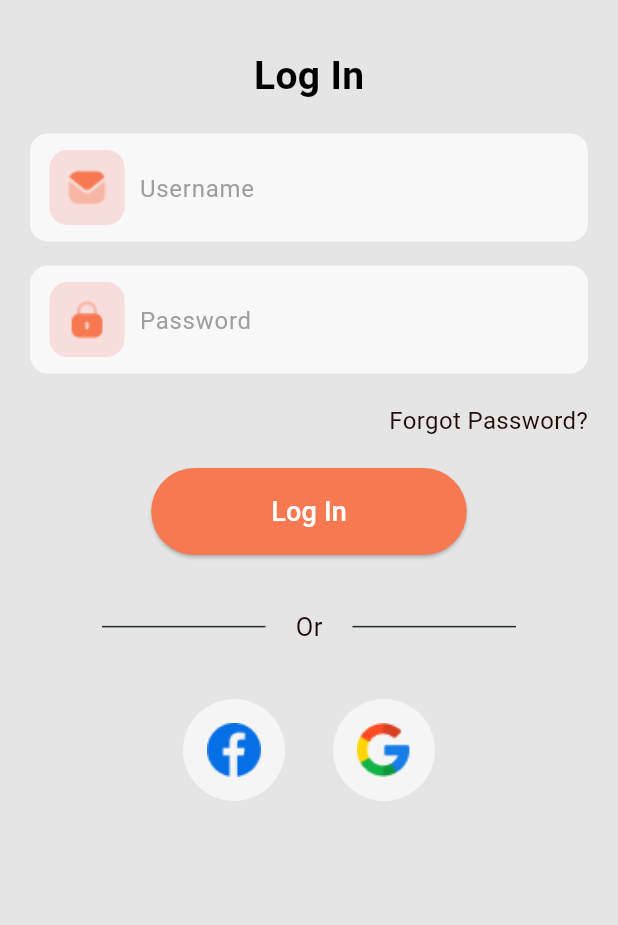
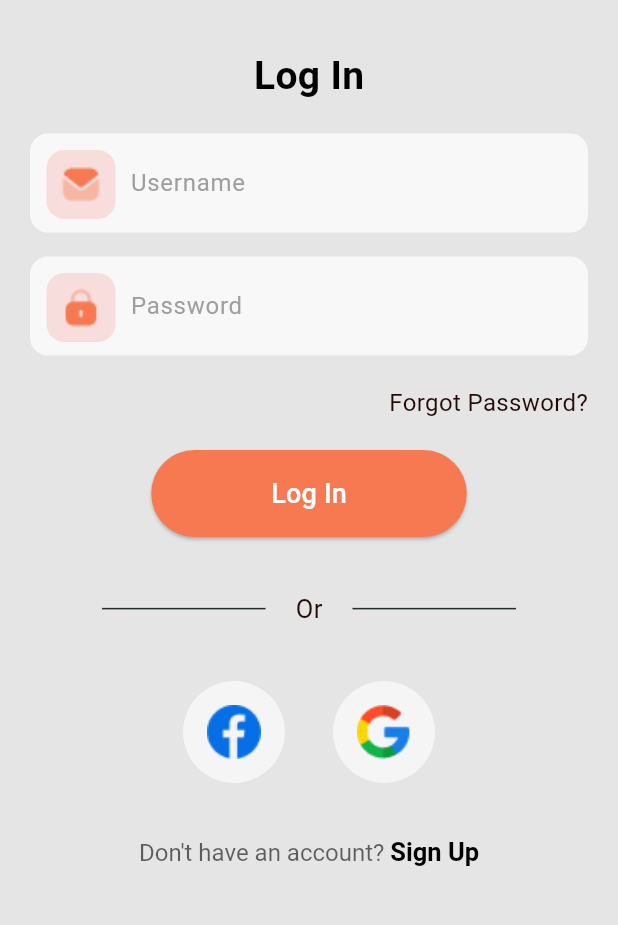
Before and after one commit to jeremy02/Clothing-E-Commerce-App, a Flutter app: the screen it shows after launch, on a phone screen of 412 x 824 dp, the part 288-1213 px from its top. Run offline on Flutter 3.47's test engine with Material 3 defaults, Android fonts, the light colour scheme and no system bars; our stand-ins replace get.

Commit message:
login screen refactored and comleted

```diff
--- a/lib/screens/login/components/custom_input_field.dart
+++ b/lib/screens/login/components/custom_input_field.dart
@@ -8,16 +8,17 @@ class CustomInputField extends StatelessWidget {
   final TextInputType keyboardType;
 
   const CustomInputField({
-    super.key,
+    Key? key,
     required this.hintText,
     required this.imageIconPath,
-    required this.obscureText, required this.keyboardType
-  });
+    required this.obscureText,
+    required this.keyboardType,
+  }) : super(key: key);
 
   @override
   Widget build(BuildContext context) {
     return Container(
-      padding: const EdgeInsets.symmetric(vertical: 10.0, horizontal: 12.0),
+      padding: const EdgeInsets.symmetric(vertical: 8.0, horizontal: 10.0),
       decoration: BoxDecoration(
         color: Colors.white.withOpacity(0.75),
         borderRadius: BorderRadius.circular(12.0),
@@ -30,7 +31,7 @@ class CustomInputField extends StatelessWidget {
         mainAxisAlignment: MainAxisAlignment.start,
         children: [
           Container(
-            padding: const EdgeInsets.all(10.0),
+            padding: const EdgeInsets.all(8.0),
             decoration: BoxDecoration(
               color: Colors.red.withOpacity(0.15),
               borderRadius: BorderRadius.circular(12.0),
--- /dev/null
+++ b/lib/screens/login/components/horizontal_divider_or_text_widget.dart
@@ -0,0 +1,43 @@
+import 'package:clothing_e_commerce_app/utils/app_utils.dart';
+import 'package:flutter/material.dart';
+
+class HorizontalDividerOrTextWidget extends StatelessWidget {
+
+  const HorizontalDividerOrTextWidget({Key? key}) : super(key: key);
+
+  @override
+  Widget build(BuildContext context) {
+    return Row(
+      crossAxisAlignment: CrossAxisAlignment.center,
+      mainAxisAlignment: MainAxisAlignment.spaceEvenly,
+      mainAxisSize: MainAxisSize.max,
+      children: [
+        Expanded(
+          child: Divider(
+            thickness: 1.0,
+            color: AppUtils.hexToColor("#232E24"),
+            indent: 48,
+            endIndent: 20,
+            height: 0.5,
+          ),
+        ),
+        Text(
+          "Or",
+          style: TextStyle(
+            fontSize: 17,
+            color: AppUtils.hexToColor("#230A06"),
+          ),
+        ),
+        Expanded(
+          child: Divider(
+            thickness: 1.0,
+            color: AppUtils.hexToColor("#232E24"),
+            indent: 20,
+            endIndent: 48,
+            height: 0.5,
+          ),
+        ),
+      ],
+    );
+  }
+}
--- /dev/null
+++ b/lib/screens/login/components/login_signup_text_widget.dart
@@ -0,0 +1,46 @@
+import 'package:clothing_e_commerce_app/utils/app_utils.dart';
+import 'package:flutter/gestures.dart';
+import 'package:flutter/material.dart';
+
+class LoginSignupTextWidget extends StatelessWidget {
+  const LoginSignupTextWidget({
+    super.key,
+    required this.captionText,
+    required this.clickableText,
+    required this.onTap,
+  });
+
+  final String captionText;
+  final String clickableText;
+  final VoidCallback onTap;
+
+  @override
+  Widget build(BuildContext context) {
+    return RichText(
+      text: TextSpan(
+        children: <TextSpan>[
+          TextSpan(
+            text: captionText,
+            style: TextStyle(
+              fontSize: 16,
+              fontWeight: FontWeight.normal,
+              color: Colors.black.withOpacity(0.6),
+              decoration: TextDecoration.none,
+            ),
+          ),
+          TextSpan(
+            text: clickableText,
+            style: const TextStyle(
+              fontSize: 17,
+              fontWeight: FontWeight.bold,
+              color: Colors.black,
+              decoration: TextDecoration.none,
+            ),
+            recognizer: TapGestureRecognizer()
+              ..onTap = onTap,
+          ),
+        ],
+      ),
+    );
+  }
+}
--- /dev/null
+++ b/lib/screens/login/components/social_button.dart
@@ -0,0 +1,30 @@
+import 'package:flutter/material.dart';
+
+class SocialButton extends StatelessWidget {
+  final String imagePath;
+  final VoidCallback onPressed;
+
+  const SocialButton({Key? key, required this.imagePath, required this.onPressed}) : super(key: key);
+
+  @override
+  Widget build(BuildContext context) {
+    return MaterialButton(
+      elevation: 0.0,
+      focusElevation: 0.0,
+      hoverElevation: 0.0,
+      highlightElevation: 0.0,
+      onPressed: onPressed,
+      shape: const CircleBorder(),
+      color: Colors.white.withOpacity(0.6),
+      child: Padding(
+        padding: const EdgeInsets.all(16.0),
+        child: Ink.image(
+          image: AssetImage(imagePath),
+          fit: BoxFit.cover,
+          width: 36.0,
+          height: 36.0,
+        ),
+      ),
+    );
+  }
+}
--- a/lib/screens/login/login_screen.dart
+++ b/lib/screens/login/login_screen.dart
@@ -1,6 +1,10 @@
 import 'package:clothing_e_commerce_app/screens/login/components/custom_input_field.dart';
+import 'package:clothing_e_commerce_app/screens/login/components/horizontal_divider_or_text_widget.dart';
+import 'package:clothing_e_commerce_app/screens/login/components/login_signup_text_widget.dart';
 import 'package:clothing_e_commerce_app/screens/login/components/rounded_button.dart';
+import 'package:clothing_e_commerce_app/screens/login/components/social_button.dart';
 import 'package:clothing_e_commerce_app/utils/app_utils.dart';
+import 'package:flutter/gestures.dart';
 import 'package:flutter/material.dart';
 
 class LoginScreen extends StatelessWidget {
@@ -41,7 +45,7 @@ class LoginScreen extends StatelessWidget {
                 maxLines: 1,
                 style: TextStyle(
                   fontSize: 26,
-                  fontWeight: FontWeight.bold,
+                  fontWeight: FontWeight.w600,
                   color: Colors.black,
                 ),
               ),
@@ -92,38 +96,7 @@ class LoginScreen extends StatelessWidget {
               const SizedBox(
                 height: 36,
               ),
-              Row(
-                crossAxisAlignment: CrossAxisAlignment.center,
-                mainAxisAlignment: MainAxisAlignment.spaceEvenly,
-                mainAxisSize: MainAxisSize.max,
-                children: [
-                  Expanded(
-                    child: Divider(
-                      thickness: 1.0,
-                      color: AppUtils.hexToColor("#232E24"),
-                      indent: 48,
-                      endIndent: 20,
-                      height: 0.5,
-                    ),
-                  ),
-                  Text(
-                    "Or",
-                    style: TextStyle(
-                      fontSize: 17,
-                      color: AppUtils.hexToColor("#230A06"),
-                    ),
-                  ),
-                  Expanded(
-                    child: Divider(
-                      thickness: 1.0,
-                      color: AppUtils.hexToColor("#232E24"),
-                      indent: 20,
-                      endIndent: 48,
-                      height: 0.5,
-                    ),
-                  ),
-                ],
-              ),
+              const HorizontalDividerOrTextWidget(),
               const SizedBox(
                 height: 36,
               ),
@@ -131,46 +104,26 @@ class LoginScreen extends StatelessWidget {
                 crossAxisAlignment: CrossAxisAlignment.center,
                 mainAxisAlignment: MainAxisAlignment.center,
                 children: [
-                  MaterialButton(
-                    elevation: 0.0,
-                    focusElevation: 0.0,
-                    hoverElevation: 0.0,
-                    highlightElevation: 0.0,
+                  SocialButton(
+                    imagePath: "assets/auth/icon_facebook.png",
                     onPressed: () {},
-                    shape: const CircleBorder(),
-                    color: Colors.white.withOpacity(0.6),
-                    child: Padding(
-                      padding: const EdgeInsets.all(16.0),
-                      child: Ink.image(
-                        image: const AssetImage("assets/auth/icon_facebook.png"),
-                        fit: BoxFit.cover,
-                        width: 36.0,
-                        height: 36.0,
-                      ),
-                    ),
                   ),
                   const SizedBox(
                     height: 20,
                   ),
-                  MaterialButton(
-                    elevation: 0.0,
-                    focusElevation: 0.0,
-                    hoverElevation: 0.0,
-                    highlightElevation: 0.0,
+                  SocialButton(
+                    imagePath: "assets/auth/icon_google.png",
                     onPressed: () {},
-                    shape: const CircleBorder(),
-                    color: Colors.white.withOpacity(0.6),
-                    child: Padding(
-                      padding: const EdgeInsets.all(16.0),
-                      child: Ink.image(
-                        image: const AssetImage("assets/auth/icon_google.png"),
-                        fit: BoxFit.cover,
-                        width: 36.0,
-                        height: 36.0,
-                      ),
-                    ),
                   ),
                 ],
+              ),
+              const SizedBox(
+                height: 36,
+              ),
+              LoginSignupTextWidget(
+                captionText: 'Don\'t have an account? ',
+                clickableText: 'Sign Up',
+                onTap: () {},
               ),
             ],
           ),
```
